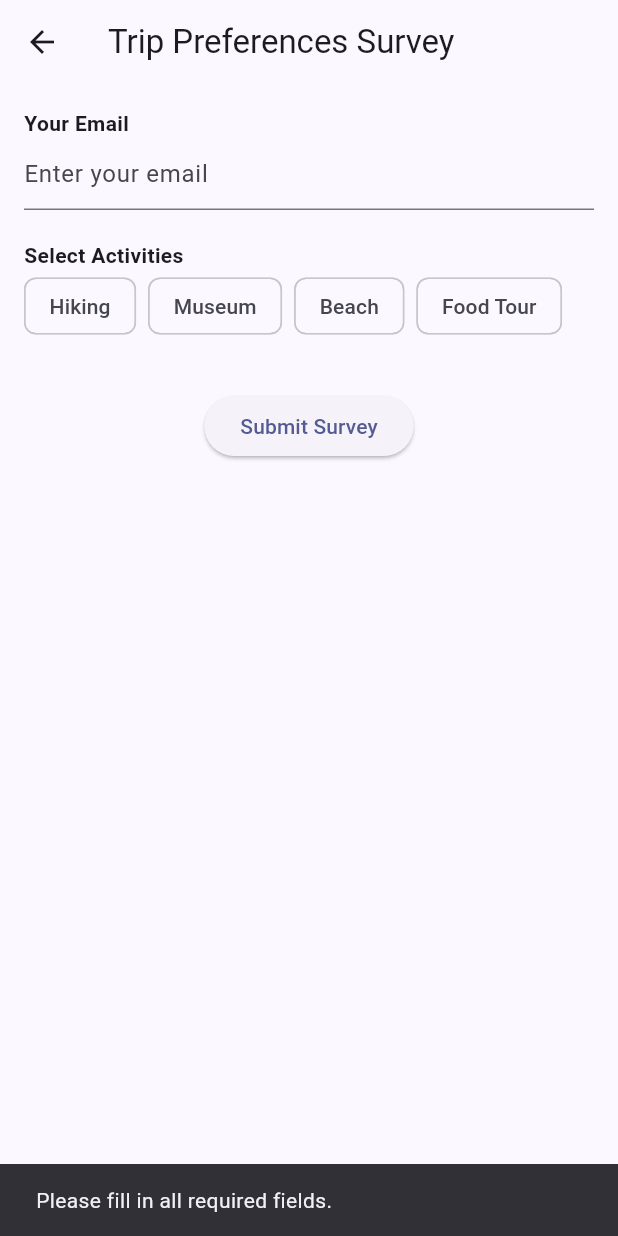
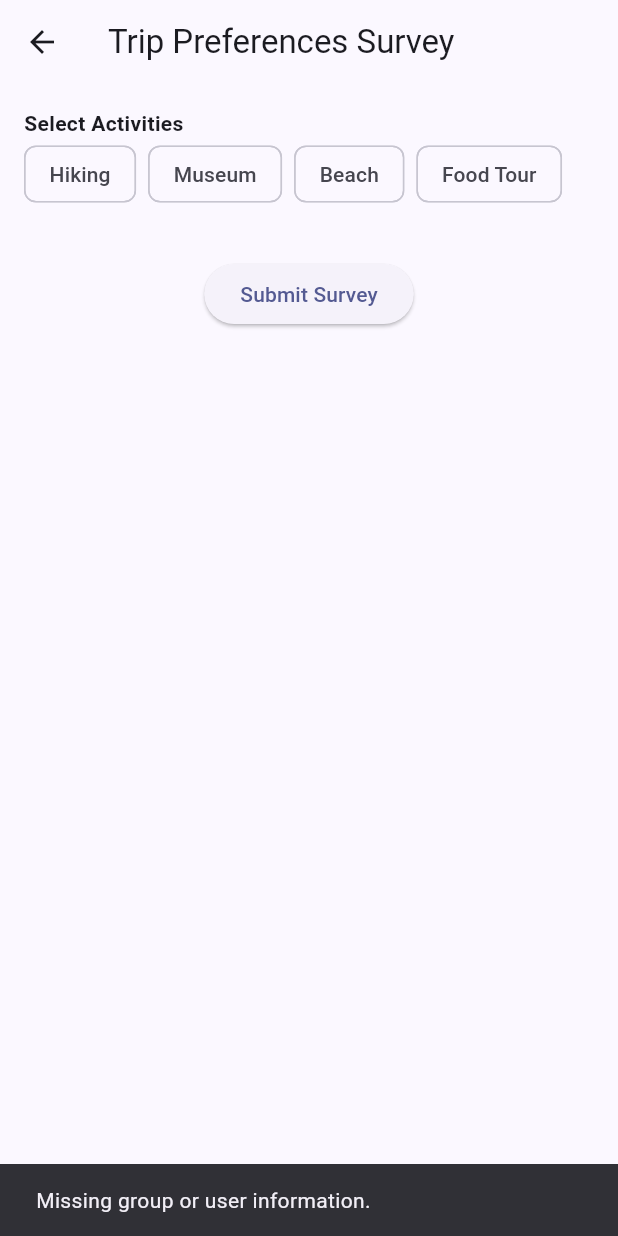
Before and after one commit to wettoast55/tripper_web, a Flutter app: the SurveyFormPage screen opened by its route, after a tap on "Submit Survey", on a phone screen of 412 x 824 dp. Run offline on Flutter 3.47's test engine with Material 3 defaults, Android fonts, the phone set to English and light mode, and no system bars; our stand-ins replace cloud_firestore, cloud_functions, firebase_auth, firebase_core, shared_preferences; missing offline and left inert: dart:html; accounts and stored records are empty; network calls fail; statements that could not run were skipped.

Commit message:
fixed white screen on survey close
survey force close caused white screen, better refresh/reload

```diff
--- a/lib/surveypage.dart
+++ b/lib/surveypage.dart
@@ -10,7 +10,6 @@ class SurveyFormPage extends StatefulWidget {
 }
 
 class _SurveyFormPageState extends State<SurveyFormPage> {
-  final TextEditingController emailController = TextEditingController();
   final List<String> allActivities = ['Hiking', 'Museum', 'Beach', 'Food Tour'];
   final Set<String> selectedActivities = {};
 
@@ -23,7 +22,6 @@ class _SurveyFormPageState extends State<SurveyFormPage> {
     loadSession();
   }
 
-  /// Load userId and groupId from SharedPreferences
   Future<void> loadSession() async {
     final prefs = await SharedPreferences.getInstance();
     setState(() {
@@ -32,18 +30,15 @@ class _SurveyFormPageState extends State<SurveyFormPage> {
     });
   }
 
-  /// Submit survey response to Firestore
   Future<void> submitSurvey() async {
-    final email = emailController.text.trim();
-    if (email.isEmpty || groupId == null || userId == null) {
+    if (groupId == null || userId == null) {
       ScaffoldMessenger.of(context).showSnackBar(
-        const SnackBar(content: Text('Please fill in all required fields.')),
+        const SnackBar(content: Text('Missing group or user information.')),
       );
       return;
     }
 
     await FirebaseFirestore.instance.collection('surveys').add({
-      'email': email,
       'completed': true,
       'activities': selectedActivities.toList(),
       'groupId': groupId,
@@ -51,13 +46,13 @@ class _SurveyFormPageState extends State<SurveyFormPage> {
       'timestamp': Timestamp.now(),
     });
 
+    // Show success message before closing
     ScaffoldMessenger.of(context).showSnackBar(
       const SnackBar(content: Text('Survey submitted!')),
     );
 
-    emailController.clear();
-    selectedActivities.clear();
-    setState(() {});
+    // Close the page cleanly
+    Navigator.of(context).pop();
   }
 
   @override
@@ -69,14 +64,6 @@ class _SurveyFormPageState extends State<SurveyFormPage> {
         child: Column(
           crossAxisAlignment: CrossAxisAlignment.start,
           children: [
-            const Text("Your Email", style: TextStyle(fontWeight: FontWeight.bold)),
-            TextField(
-              controller: emailController,
-              keyboardType: TextInputType.emailAddress,
-              decoration: const InputDecoration(hintText: "Enter your email"),
-            ),
-            const SizedBox(height: 20),
-
             const Text("Select Activities", style: TextStyle(fontWeight: FontWeight.bold)),
             Wrap(
               spacing: 8,
```
Also changed, not shown: lib/mygroup.dart (+11 -5 lines).
